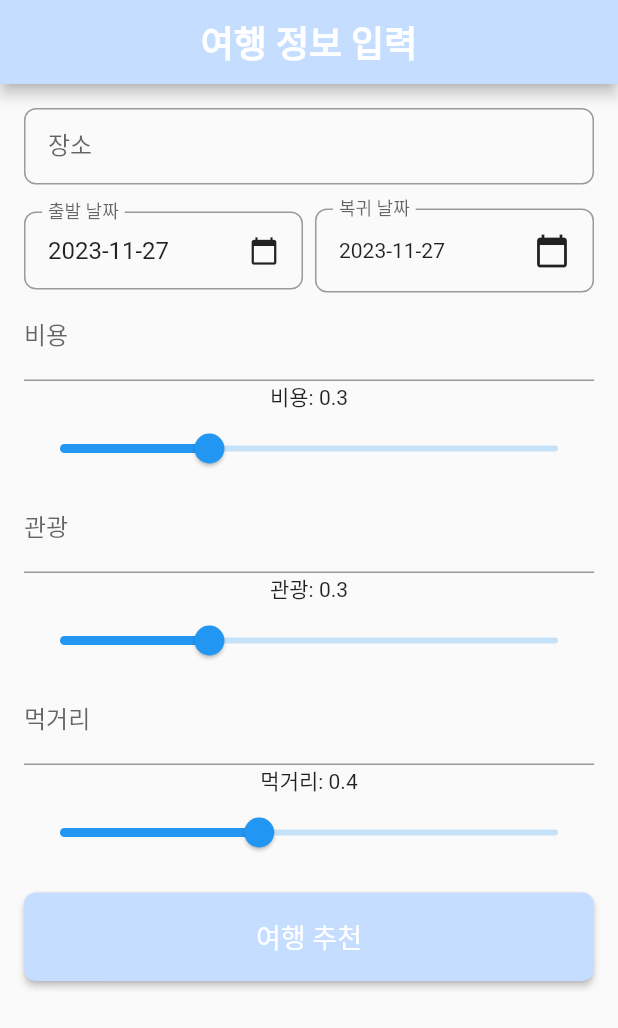
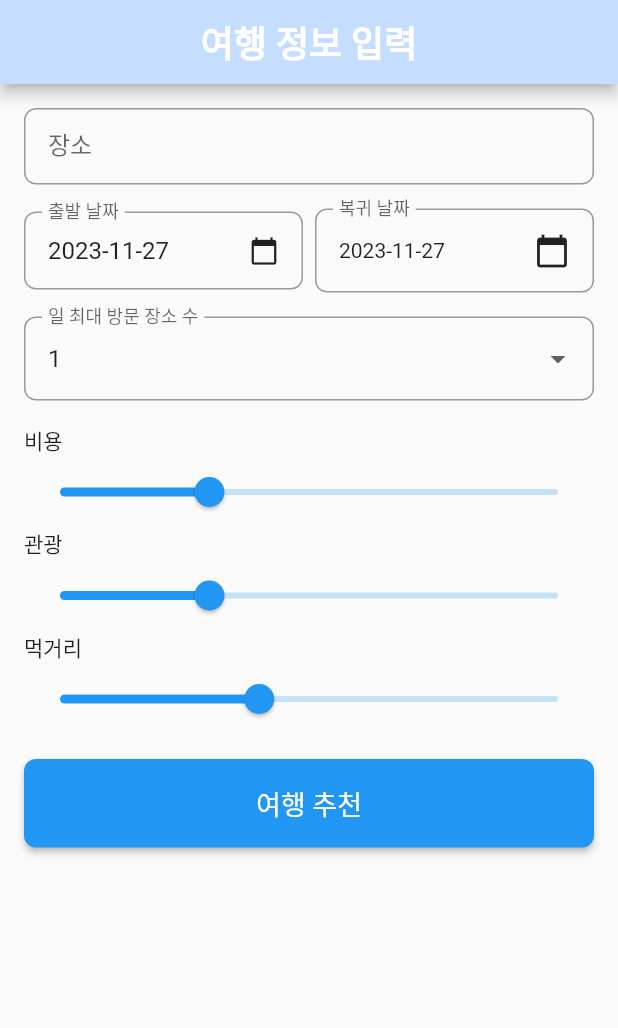
Before and after one commit to yongilkim01/WHD, a Flutter app: the screen it shows after launch, on a phone screen of 412 x 824 dp. Shown: the top 1028 px of the screen. Run offline on Flutter 3.47's test engine with Material 2 defaults, Android fonts, the phone set to English and light mode, and no system bars; our stand-ins replace cached_network_image.

Commit message:
일단 ㄱ

```diff
--- a/scheduletravel/lib/input_page.dart
+++ b/scheduletravel/lib/input_page.dart
@@ -20,10 +20,9 @@ class _HomePageState extends State<HomePage> {
   final TextEditingController textController1 = TextEditingController();
   DateTime startDate = DateTime.now();
   DateTime endDate = DateTime.now();
+  int selectedMaxPlaces = 1;
   final TextEditingController textController3 = TextEditingController();
   final TextEditingController textController4 = TextEditingController();
-
-
   double costSliderValue = 0.3; // 비용 슬라이더의 기본 값
   double prioritySliderValue = 0.3; // 우선항목 슬라이더의 기본 값
   double foodSliderValue = 0.4; // 먹거리 슬라이더의 기본 값
@@ -105,7 +104,7 @@ class _HomePageState extends State<HomePage> {
                             Text(
                               "${endDate.toLocal()}".split(' ')[0],
                             ),
-                            Icon(Icons.calendar_today),
+                            const Icon(Icons.calendar_today),
                           ],
                         ),
                       ),
@@ -113,60 +112,75 @@ class _HomePageState extends State<HomePage> {
                   ),
                 ],
               ),
-              TextField(
-                controller: textController3,
-                decoration: const InputDecoration(labelText: '비용'),
+              const SizedBox(height: 16.0),
+              DropdownButtonFormField<int>(
+                value: selectedMaxPlaces,
+                onChanged: (value) {
+                  setState(() {
+                    selectedMaxPlaces = value!;
+                  });
+                },
+                items: List.generate(5, (index) {
+                  return DropdownMenuItem<int>(
+                    value: index + 1,
+                    child: Text('${index + 1}'),
+                  );
+                }),
+                decoration: InputDecoration(
+                  labelText: '일 최대 방문 장소 수',
+                  contentPadding: const EdgeInsets.all(16.0),
+                  border: OutlineInputBorder(
+                    borderRadius: BorderRadius.circular(8.0),
+                  ),
+                ),
               ),
+              const SizedBox(height: 16.0),
+              const Text('비용'),
               // 비용 슬라이더
               Column(
                 children: [
-                  Text('비용: ${costSliderValue.toStringAsFixed(1)}'),
                   Slider(
                     value: costSliderValue,
                     onChanged: (value) {
                       setState(() {
                         costSliderValue = _clampValue(value);
+                        _adjustWeights();
                       });
                     },
                   ),
                 ],
               ),
-              TextField(
-                controller: textController4,
-                decoration: const InputDecoration(labelText: '관광'),
-              ),
+              const Text('관광'),
               // 우선항목 슬라이더
               Column(
                 children: [
-                  Text('관광: ${prioritySliderValue.toStringAsFixed(1)}'),
                   Slider(
                     value: prioritySliderValue,
                     onChanged: (value) {
                       setState(() {
                         prioritySliderValue = _clampValue(value);
+                        _adjustWeights();
                       });
                     },
                   ),
                 ],
               ),
               // 먹거리 슬라이더
-              TextField(
-                decoration: const InputDecoration(labelText: '먹거리'),
-              ),
+              const Text('먹거리'),
               Column(
                 children: [
-                  Text('먹거리: ${foodSliderValue.toStringAsFixed(1)}'),
                   Slider(
                     value: foodSliderValue,
                     onChanged: (value) {
                       setState(() {
                         foodSliderValue = _clampValue(value);
+                        _adjustWeights();
                       });
                     },
                   ),
                 ],
               ),
-              SizedBox(height: 16.0),
+              const SizedBox(height: 16.0),
               ElevatedButton(
                 onPressed: () {
                   Navigator.push(
@@ -176,14 +190,16 @@ class _HomePageState extends State<HomePage> {
                         text1: textController1.text,
                         text2: "시작: ${startDate.toLocal()} 종료: ${endDate.toLocal()}",
                         text3: textController3.text,
-                        text4: textController4.text,
-
+                        selectedMaxPlaces: selectedMaxPlaces,
+                        costSliderValue: costSliderValue,
+                        prioritySliderValue: prioritySliderValue,
+                        foodSliderValue: foodSliderValue
                       ),
                     ),
                   );
                 },
                 style: ElevatedButton.styleFrom(
-                  padding: const EdgeInsets.symmetric(vertical: 16.0), backgroundColor: const Color(0xFFC5DDFF),
+                  padding: const EdgeInsets.symmetric(vertical: 16.0),
                   shape: RoundedRectangleBorder(
                     borderRadius: BorderRadius.circular(8.0),
                   ), // 새로운 테마 컬러
@@ -217,4 +233,30 @@ class _HomePageState extends State<HomePage> {
       });
     }
   }
+
+  double _clampValue(double value) {
+    const double minValue = 0.0;
+    const double maxValue = 1.0;
+
+    return value.clamp(minValue, maxValue);
+  }
+
+  void _adjustWeights() {
+    const double totalWeight = 1.0;
+
+    // 현재 각 슬라이더의 값
+    double currentCostWeight = costSliderValue;
+    double currentPriorityWeight = prioritySliderValue;
+    double currentFoodWeight = foodSliderValue;
+
+    // 현재 가중치의 합
+    double currentTotalWeight = currentCostWeight + currentPriorityWeight + currentFoodWeight;
+
+    // 합이 0이 아니면 각 슬라이더의 값을 조절하여 합이 1이 되도록 함
+    if (currentTotalWeight != 0) {
+      costSliderValue = (currentCostWeight / currentTotalWeight) * totalWeight;
+      prioritySliderValue = (currentPriorityWeight / currentTotalWeight) * totalWeight;
+      foodSliderValue = (currentFoodWeight / currentTotalWeight) * totalWeight;
+    }
+  }
 }
```
